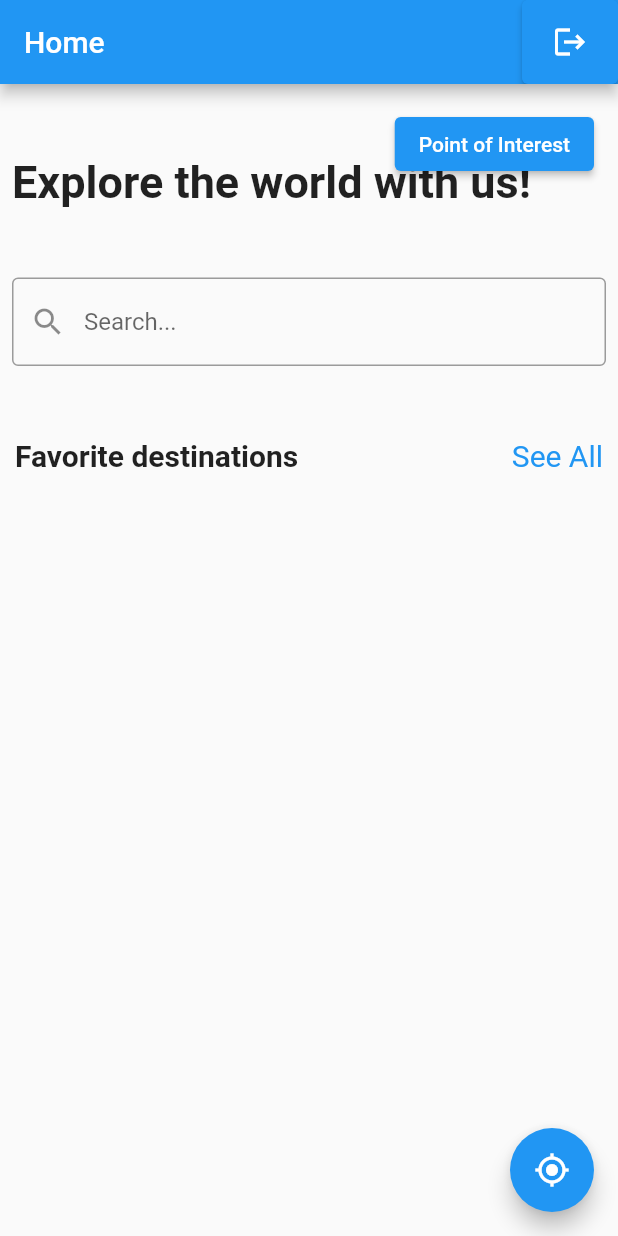
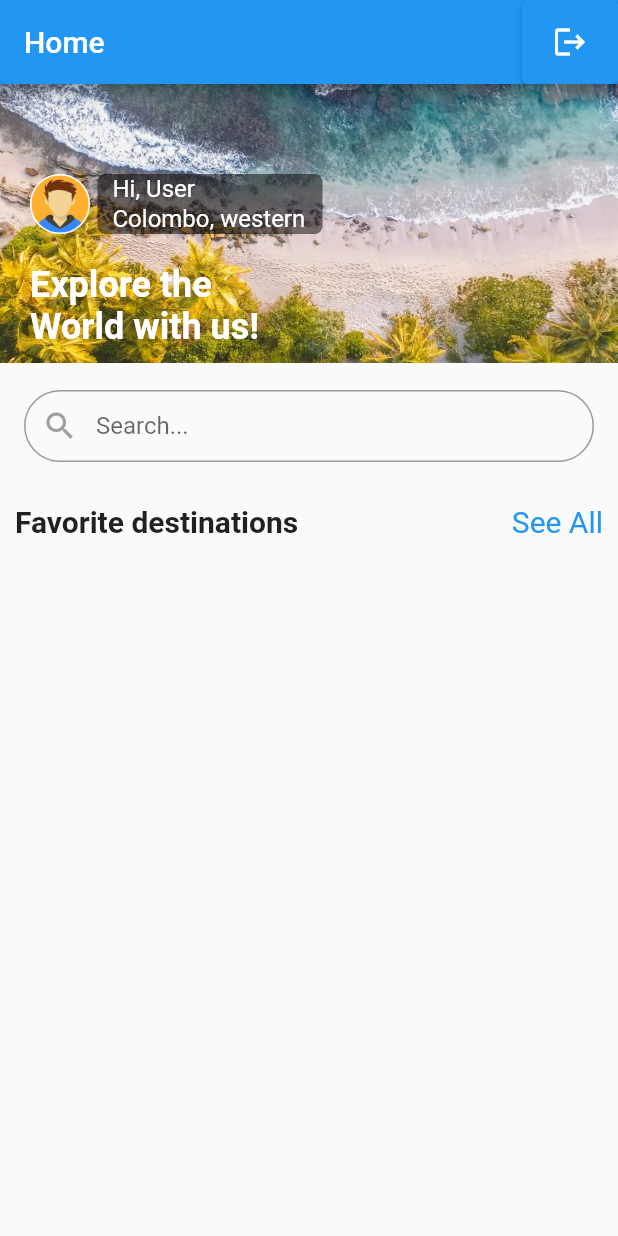
Before and after one commit to it21104176/spm-assignment-reg-we-spm-75, a Flutter app: the screen it shows after launch, after a tap on "Get Started...", on a phone screen of 412 x 824 dp. Run offline on Flutter 3.47's test engine with Material 2 defaults, Android fonts, the light colour scheme and no system bars; our stand-ins replace cloud_firestore, firebase_auth, firebase_core, firebase_storage, fluttertoast, geocoding and 2 more; missing offline and left inert: flutter_gradient_colors; accounts and stored records are empty; network calls fail.

Commit message:
custom widgets

```diff
--- a/mobiletourguide/lib/screens/Home.dart
+++ b/mobiletourguide/lib/screens/Home.dart
@@ -1,7 +1,10 @@
 import 'package:flutter/material.dart';
 import 'package:mobiletourguide/screens/DisplayPlaces.dart';
-import 'package:mobiletourguide/screens/UserLocation/userLocation.dart';
-import 'package:mobiletourguide/screens/pointOfinterest/InterestPlace.dart';
+//import 'package:mobiletourguide/screens/UserLocation/userLocation.dart';
+//import 'package:mobiletourguide/screens/pointOfinterest/InterestPlace.dart';
+import 'package:mobiletourguide/widgets/featuredCategories.dart';
+import 'package:mobiletourguide/widgets/header.dart';
+import 'package:mobiletourguide/widgets/search.dart';
 import '../services/authservice.dart';
 import 'package:cloud_firestore/cloud_firestore.dart';
 
@@ -36,29 +39,11 @@ class _HomeState extends State<Home> {
             Column(
               crossAxisAlignment: CrossAxisAlignment.start,
               children: [
-                const SizedBox(height: 40),
-                const Padding(
-                  padding: EdgeInsets.all(8.0),
-                  child: Text(
-                    'Explore the world with us!',
-                    style: TextStyle(
-                      fontSize: 30,
-                      fontWeight: FontWeight.bold,
-                    ),
-                  ),
-                ),
-                const SizedBox(height: 30),
-                const Padding(
-                  padding: EdgeInsets.all(8.0),
-                  child: TextField(
-                    decoration: InputDecoration(
-                      hintText: 'Search...',
-                      prefixIcon: Icon(Icons.search),
-                      border: OutlineInputBorder(),
-                    ),
-                  ),
-                ),
-                const SizedBox(height: 30),
+                const Header(),
+                const SizedBox(height: 10),
+                const Search(),
+                const SizedBox(height: 10),
+                //const FeaturedCategories(),
                 Padding(
                   padding: const EdgeInsets.all(10.0),
                   child: Row(
@@ -93,26 +78,36 @@ class _HomeState extends State<Home> {
                 const SizedBox(height: 20),
                 Expanded(
                   child: StreamBuilder(
-                    stream: FirebaseFirestore.instance.collection('places').snapshots(),
-                    builder: (context, AsyncSnapshot<QuerySnapshot> streamSnapshot) {
+                    stream: FirebaseFirestore.instance
+                        .collection('places')
+                        .snapshots(),
+                    builder:
+                        (context, AsyncSnapshot<QuerySnapshot> streamSnapshot) {
                       if (streamSnapshot.hasData) {
                         return GridView.builder(
-                          gridDelegate: SliverGridDelegateWithFixedCrossAxisCount(
-                            crossAxisCount: 2, // You can adjust the number of columns as per your preference
+                          gridDelegate:
+                              SliverGridDelegateWithFixedCrossAxisCount(
+                            crossAxisCount:
+                                2, // You can adjust the number of columns as per your preference
                           ),
                           itemCount: streamSnapshot.data!.docs.length,
                           itemBuilder: (context, index) {
-                            final DocumentSnapshot documentSnapshot = streamSnapshot.data!.docs[index];
-                            final String imageUrl = documentSnapshot['imageUrl']; // Extract imageUrl
-                            final String name = documentSnapshot['name']; // Extract name
-                            final String placeId = documentSnapshot.id; // Get the document ID
+                            final DocumentSnapshot documentSnapshot =
+                                streamSnapshot.data!.docs[index];
+                            final String imageUrl = documentSnapshot[
+                                'imageUrl']; // Extract imageUrl
+                            final String name =
+                                documentSnapshot['name']; // Extract name
+                            final String placeId =
+                                documentSnapshot.id; // Get the document ID
 
                             return GestureDetector(
                               onTap: () {
                                 // Navigate to the details page when a box is tapped.
                                 Navigator.of(context).push(
                                   MaterialPageRoute(
-                                    builder: (context) => PlaceDetailsPage(placeId: placeId),
+                                    builder: (context) =>
+                                        PlaceDetailsPage(placeId: placeId),
                                   ),
                                 );
                               },
@@ -131,8 +126,10 @@ class _HomeState extends State<Home> {
                                   children: <Widget>[
                                     SizedBox(height: 15),
                                     Container(
-                                      alignment: Alignment.center, // Center the image.
-                                      child: Image.network( // Use Image.network to load the image from URL
+                                      alignment:
+                                          Alignment.center, // Center the image.
+                                      child: Image.network(
+                                        // Use Image.network to load the image from URL
                                         imageUrl,
                                         height: 100, // Set the image height
                                         fit: BoxFit.cover,
@@ -162,49 +159,47 @@ class _HomeState extends State<Home> {
                       );
                     },
                   ),
-                )
-                ,
+                ),
               ],
             ),
-            Align(
-              alignment: Alignment.bottomRight,
-              child: Padding(
-                padding: const EdgeInsets.all(16.0),
-                child: FloatingActionButton(
-                  onPressed: () {
-                    Navigator.of(context).push(
-                      MaterialPageRoute(
-                        builder: (context) => LocationPage(),
-                      ),
-                    );
-                  },
-                  child: const Icon(Icons.my_location),
-                ),
-              ),
-            ),
-            Align(
-              alignment: Alignment.topRight,
-              child: Padding(
-                padding: const EdgeInsets.all(16.0),
-                child: ElevatedButton(
-                  onPressed: () {
-                    Navigator.of(context).push(
-                      MaterialPageRoute(
-                        builder: (context) => InterestPlace(),
-                      ),
-                    );
-                  },
-                  child: const Text('Point of Interest'),
-                ),
-              ),
-            ),
+            // Align(
+            //   alignment: Alignment.bottomRight,
+            //   child: Padding(
+            //     padding: const EdgeInsets.all(16.0),
+            //     child: FloatingActionButton(
+            //       onPressed: () {
+            //         Navigator.of(context).push(
+            //           MaterialPageRoute(
+            //             builder: (context) => LocationPage(),
+            //           ),
+            //         );
+            //       },
+            //       child: const Icon(Icons.my_location),
+            //     ),
+            //   ),
+            // ),
+            // Align(
+            //   alignment: Alignment.topRight,
+            //   child: Padding(
+            //     padding: const EdgeInsets.all(16.0),
+            //     child: ElevatedButton(
+            //       onPressed: () {
+            //         Navigator.of(context).push(
+            //           MaterialPageRoute(
+            //             builder: (context) => InterestPlace(),
+            //           ),
+            //         );
+            //       },
+            //       child: const Text('Point of Interest'),
+            //     ),
+            //   ),
+            // ),
           ],
         ),
       ),
     );
   }
 }
-
 
 class PlaceDetailsPage extends StatelessWidget {
   final String placeId;
@@ -218,7 +213,8 @@ class PlaceDetailsPage extends StatelessWidget {
         title: Text('Place Details'),
       ),
       body: FutureBuilder(
-        future: FirebaseFirestore.instance.collection('places').doc(placeId).get(),
+        future:
+            FirebaseFirestore.instance.collection('places').doc(placeId).get(),
         builder: (context, AsyncSnapshot<DocumentSnapshot> snapshot) {
           if (snapshot.connectionState == ConnectionState.waiting) {
             return Center(child: CircularProgressIndicator());
@@ -252,7 +248,8 @@ class PlaceDetailsPage extends StatelessWidget {
                   // Display the name
                   Text(
                     'Name:',
-                    style: TextStyle(fontSize: 18.0, fontWeight: FontWeight.bold),
+                    style:
+                        TextStyle(fontSize: 18.0, fontWeight: FontWeight.bold),
                   ),
                   Text(
                     name,
@@ -262,7 +259,8 @@ class PlaceDetailsPage extends StatelessWidget {
                   // Display the description
                   Text(
                     'Description:',
-                    style: TextStyle(fontSize: 18.0, fontWeight: FontWeight.bold),
+                    style:
+                        TextStyle(fontSize: 18.0, fontWeight: FontWeight.bold),
                   ),
                   Text(
                     description,
@@ -272,7 +270,8 @@ class PlaceDetailsPage extends StatelessWidget {
                   // Display the visiting places
                   Text(
                     'Visiting Places:',
-                    style: TextStyle(fontSize: 18.0, fontWeight: FontWeight.bold),
+                    style:
+                        TextStyle(fontSize: 18.0, fontWeight: FontWeight.bold),
                   ),
                   Text(
                     visitedPlaces,
@@ -282,7 +281,8 @@ class PlaceDetailsPage extends StatelessWidget {
                   // Display the services
                   Text(
                     'Services:',
-                    style: TextStyle(fontSize: 18.0, fontWeight: FontWeight.bold),
+                    style:
+                        TextStyle(fontSize: 18.0, fontWeight: FontWeight.bold),
                   ),
                   // Display the list of services with bullets
                   for (var service in services)
--- a/mobiletourguide/lib/screens/SplashScreen.dart
+++ b/mobiletourguide/lib/screens/SplashScreen.dart
@@ -54,7 +54,7 @@ class SplashScreen extends StatelessWidget {
                   Padding(
                     padding: const EdgeInsets.symmetric(horizontal: 32.0),
                     child: Text(
-                      'Your Personal Tour Companion App      for Memorable Journeys',
+                      'Your Personal Tour Companion App for Memorable Journeys',
                       style: TextStyle(
                         fontSize: 16,
                         color: Colors.black54,
--- /dev/null
+++ b/mobiletourguide/lib/widgets/featuredCategories.dart
@@ -0,0 +1,58 @@
+import 'package:flutter/material.dart';
+
+class FeaturedCategories extends StatelessWidget {
+  const FeaturedCategories({super.key});
+
+  @override
+  Widget build(BuildContext context) {
+    return Row(
+      mainAxisAlignment: MainAxisAlignment.center,
+      children: [
+        Container(
+          margin: const EdgeInsets.symmetric(horizontal: 3),
+          width: 75,
+          height: 75,
+          decoration: BoxDecoration(
+            borderRadius: BorderRadius.circular(10),
+            image: const DecorationImage(
+              image: AssetImage('assets/images/beach.png'),
+            ),
+          ),
+        ),
+        Container(
+          margin: const EdgeInsets.symmetric(horizontal: 3),
+          width: 75,
+          height: 75,
+          decoration: BoxDecoration(
+            borderRadius: BorderRadius.circular(10),
+            image: const DecorationImage(
+              image: AssetImage('assets/images/ancient.png'),
+            ),
+          ),
+        ),
+        Container(
+          margin: const EdgeInsets.symmetric(horizontal: 3),
+          width: 75,
+          height: 75,
+          decoration: BoxDecoration(
+            borderRadius: BorderRadius.circular(10),
+            image: const DecorationImage(
+              image: AssetImage('assets/images/wildlife.png'),
+            ),
+          ),
+        ),
+        Container(
+          margin: const EdgeInsets.symmetric(horizontal: 3),
+          width: 75,
+          height: 75,
+          decoration: BoxDecoration(
+            borderRadius: BorderRadius.circular(10),
+            image: const DecorationImage(
+              image: AssetImage('assets/images/historical.png'),
+            ),
+          ),
+        ),
+      ],
+    );
+  }
+}
--- /dev/null
+++ b/mobiletourguide/lib/widgets/header.dart
@@ -0,0 +1,122 @@
+import 'package:flutter/material.dart';
+
+class Header extends StatelessWidget {
+  const Header({Key? key}) : super(key: key);
+
+  @override
+  Widget build(BuildContext context) {
+    return Container(
+      width: double.infinity,
+      decoration: const BoxDecoration(
+        color: Color(0xffffffff),
+      ),
+      child: Column(
+        crossAxisAlignment: CrossAxisAlignment.center,
+        children: [
+          Container(
+            padding: EdgeInsets.fromLTRB(20, 60, 20, 10),
+            width: double.infinity,
+            decoration: const BoxDecoration(
+              image: DecorationImage(
+                image: AssetImage('assets/images/banner.png'),
+                fit: BoxFit.cover,
+              ),
+            ),
+            child: Column(
+              crossAxisAlignment: CrossAxisAlignment.start,
+              children: [
+                Container(
+                  margin: EdgeInsets.only(bottom: 20),
+                  width: double.infinity,
+                  child: Row(
+                    crossAxisAlignment: CrossAxisAlignment.end,
+                    children: [
+                      Container(
+                        margin: EdgeInsets.only(right: 5),
+                        width: 40,
+                        height: 40,
+                        decoration: BoxDecoration(
+                          borderRadius: BorderRadius.circular(20),
+                          border: Border.all(color: Color(0xffffffff)),
+                          image: const DecorationImage(
+                            fit: BoxFit.cover,
+                            image: AssetImage('assets/images/profile.png'),
+                          ),
+                        ),
+                      ),
+                      Container(
+                        width: 150,
+                        height: 40,
+                        decoration: BoxDecoration(
+                          color: Color.fromRGBO(0, 0, 0,
+                              0.5), // Semi-transparent black background
+                          borderRadius:
+                              BorderRadius.circular(5), // Add rounded corners
+                        ),
+                        child: const Stack(
+                          children: [
+                            Positioned(
+                              left: 10,
+                              child: Align(
+                                child: Text(
+                                  'Hi, User',
+                                  style: TextStyle(
+                                    fontSize: 16,
+                                    fontWeight: FontWeight.normal,
+                                    color: Colors.white,
+                                  ),
+                                ),
+                              ),
+                            ),
+                            Positioned(
+                              left: 10,
+                              top: 20,
+                              child: Align(
+                                child: Text(
+                                  'Colombo, western',
+                                  style: TextStyle(
+                                    fontSize: 16,
+                                    fontWeight: FontWeight.normal,
+                                    color: Colors.white,
+                                  ),
+                                ),
+                              ),
+                            ),
+                          ],
+                        ),
+                      ),
+                    ],
+                  ),
+                ),
+                Container(
+                  child: RichText(
+                    text: const TextSpan(
+                      children: [
+                        TextSpan(
+                          text: 'Explore the \n',
+                          style: TextStyle(
+                            fontSize: 24,
+                            fontWeight: FontWeight.bold,
+                            color: Colors.white,
+                          ),
+                        ),
+                        TextSpan(
+                          text: 'World with us!',
+                          style: TextStyle(
+                            fontSize: 24,
+                            fontWeight: FontWeight.bold,
+                            color: Colors.white,
+                          ),
+                        ),
+                      ],
+                    ),
+                  ),
+                ),
+              ],
+            ),
+          ),
+        ],
+      ),
+    );
+  }
+}
--- /dev/null
+++ b/mobiletourguide/lib/widgets/search.dart
@@ -0,0 +1,33 @@
+import 'package:flutter/material.dart';
+
+class Search extends StatelessWidget {
+  const Search({super.key});
+
+  @override
+  Widget build(BuildContext context) {
+    return Padding(
+      padding: const EdgeInsets.symmetric(vertical: 8.0, horizontal: 16.0),
+      child: TextField(
+        style: const TextStyle(fontSize: 16.0), // Adjust text style
+        decoration: InputDecoration(
+          contentPadding: const EdgeInsets.symmetric(
+              vertical: 12.0), // Increase vertical padding
+          hintText: 'Search...',
+          prefixIcon: const Icon(Icons.search,
+              color: Colors.grey), // Customize icon color
+          border: OutlineInputBorder(
+            borderRadius:
+                BorderRadius.circular(25.0), // Customize border radius
+            borderSide:
+                const BorderSide(color: Colors.grey), // Customize border color
+          ),
+          focusedBorder: OutlineInputBorder(
+            borderRadius: BorderRadius.circular(25.0),
+            borderSide: const BorderSide(
+                color: Colors.blue), // Customize focused border color
+          ),
+        ),
+      ),
+    );
+  }
+}
--- a/mobiletourguide/pubspec.yaml
+++ b/mobiletourguide/pubspec.yaml
@@ -73,7 +73,6 @@ flutter:
   # To add assets to your application, add an assets section, like this:
   assets:
     - assets/images/
-    - assets/images/splash.jpeg
     - assets/images/Sigiriya.png
     - assets/images/Sigiriya1.jpeg
     - assets/images/Sigiriya2.jpeg
```
Also changed, not shown: mobiletourguide/assets/images/ancient.png (added), mobiletourguide/assets/images/banner.png (added), mobiletourguide/assets/images/beach.png (added), mobiletourguide/assets/images/mountain.png (added), mobiletourguide/assets/images/profile.png (added), mobiletourguide/assets/images/splash.jpeg (deleted), mobiletourguide/assets/images/wildlife.png (added).
